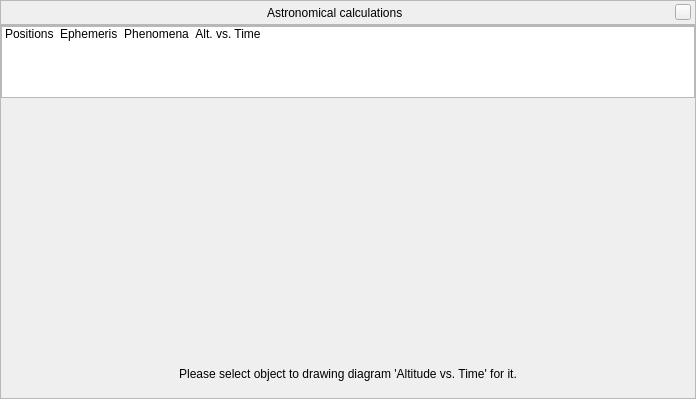
The window that src/gui/astroCalcDialog.ui (519984307/stellarium_src) describes before a commit, drawn with Qt 5.
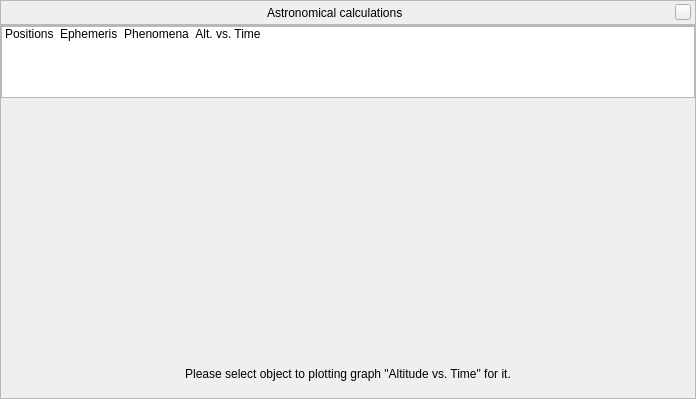
The same window after the commit. The open tabs and pages were chosen to show the change. Icons and pictures are not drawn. Custom widgets are drawn as their Qt base class.

Commit message: Optimizations for AstroCalc/AVT

Diff of the .ui file:
```diff
--- a/src/gui/astroCalcDialog.ui
+++ b/src/gui/astroCalcDialog.ui
@@ -569,7 +569,7 @@
              </size>
             </property>
             <property name="text">
-             <string>Please select object to drawing diagram 'Altitude vs. Time' for it.</string>
+             <string>Please select object to plotting graph &quot;Altitude vs. Time&quot; for it.</string>
             </property>
             <property name="alignment">
              <set>Qt::AlignCenter</set>
```
Left out of the diff: 2 changed lines with no effect on the pictures. The commit also changes 2 other files.
